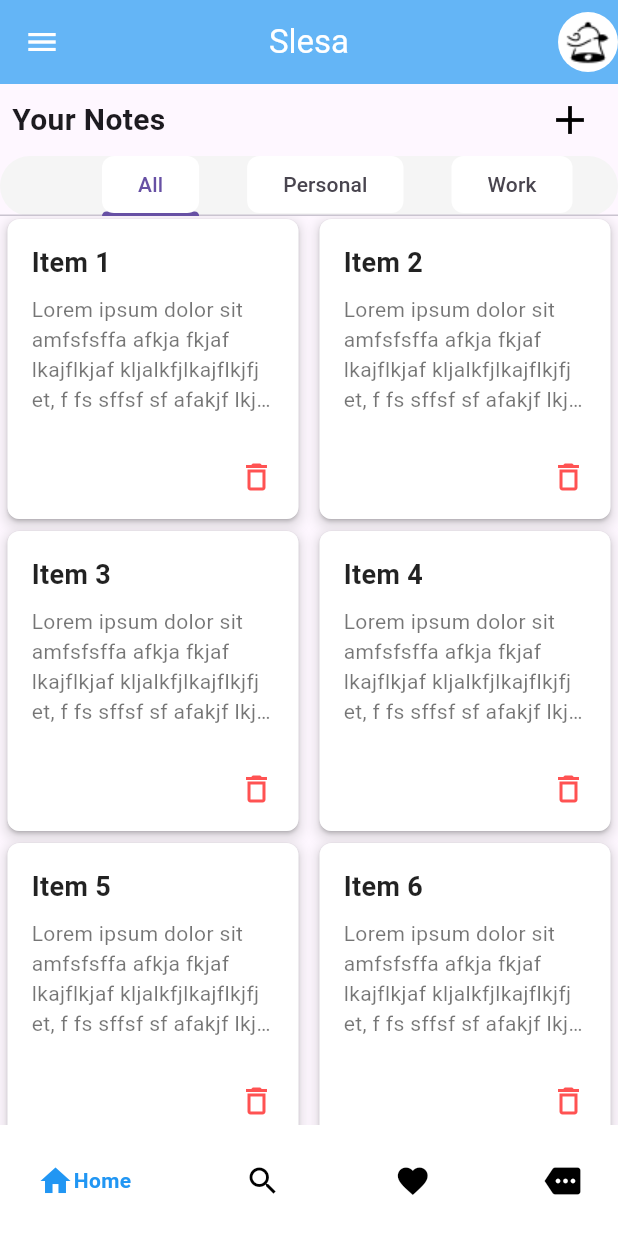
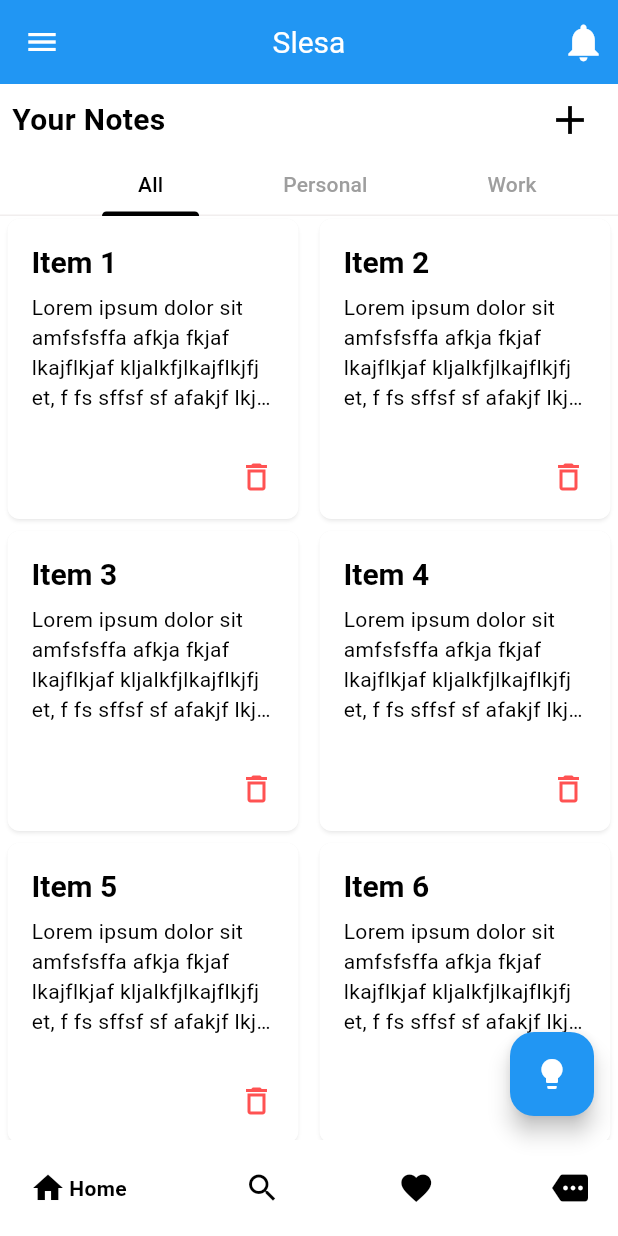
Before and after one commit to VikramRathodk/slesa, a Flutter app: the screen it shows after launch, on a phone screen of 412 x 824 dp. Run offline on Flutter 3.47's test engine with Material 3 defaults, Android fonts, the phone set to English and light mode, and no system bars; drawn by our look-alikes of google_nav_bar; our stand-ins replace flutter_switch; key blocks and very long unbroken strings in the code were emptied for the run.

Commit message:
implemented dark and light theme

```diff
--- /dev/null
+++ b/lib/Themes/theme.dart
@@ -0,0 +1,120 @@
+import 'package:flutter/material.dart';
+import 'package:flutter/services.dart';
+
+class ThemeClass {
+  // Consistent and well-named color constants
+  static const Color lightPrimary = Colors.blue;
+  static const Color lightPrimaryVariant = Color.fromARGB(255, 85, 107, 130);
+  static const Color lightAccent = Color.fromARGB(255, 147, 193, 228);
+  static const Color lightBackground = Colors.white;
+  static const Color lightSurface = Colors.white;
+
+  static const Color darkPrimary = Color.fromARGB(255, 0, 3, 5);
+  static const Color darkPrimaryVariant = Color.fromARGB(255, 20, 25, 30);
+  static const Color darkAccent = Color.fromARGB(255, 25, 29, 32);
+  static const Color darkBackground = Color(0xFF121212);
+  static const Color darkSurface = Color(0xFF1E1E1E);
+
+  static final ThemeData lightTheme = ThemeData(
+    useMaterial3: true,
+    scaffoldBackgroundColor: lightBackground,
+    appBarTheme: const AppBarTheme(
+      color: lightPrimary,
+      iconTheme: IconThemeData(color: Colors.white),
+      titleTextStyle: TextStyle(color: Colors.white, fontSize: 20.0),
+      systemOverlayStyle: SystemUiOverlayStyle(
+        statusBarColor: lightPrimary,
+        statusBarIconBrightness: Brightness.light,
+        statusBarBrightness: Brightness.light,
+      ),
+    ),
+    colorScheme: const ColorScheme.light(
+      primary: lightPrimary,
+      secondary: lightAccent,
+      background: lightBackground,
+      surface: lightSurface,
+      onBackground: Color.fromARGB(255, 241, 238, 238),
+      onSurface: Colors.black,
+    ),
+    tabBarTheme: TabBarTheme(
+      indicatorColor: Colors.black,
+      labelColor: Colors.black,
+      unselectedLabelColor: Colors.grey,
+    ),
+    textTheme: const TextTheme(
+      headline1: TextStyle(
+          fontSize: 24.0, fontWeight: FontWeight.bold, color: Colors.black),
+      headline6: TextStyle(
+          fontSize: 20.0, fontWeight: FontWeight.bold, color: Colors.black),
+      bodyText1: TextStyle(fontSize: 16.0, color: Colors.black),
+      bodyText2: TextStyle(fontSize: 14.0, color: Colors.black),
+    ),
+    cardTheme: CardTheme(
+      elevation: 4,
+      shadowColor: lightBackground.withOpacity(0.5),
+      color: lightBackground,
+    ),
+    dividerColor: Colors.grey.shade400,
+    errorColor: Colors.red,
+    bottomNavigationBarTheme: BottomNavigationBarThemeData(
+      selectedItemColor: darkPrimary,
+      unselectedItemColor: Colors.grey,
+      selectedLabelStyle: const TextStyle(fontWeight: FontWeight.bold),
+      backgroundColor: lightPrimary,
+    ),
+    floatingActionButtonTheme: const FloatingActionButtonThemeData(
+      backgroundColor: lightPrimary,
+    )
+  );
+
+  static final ThemeData darkTheme = ThemeData(
+    useMaterial3: true,
+    scaffoldBackgroundColor: darkBackground,
+    appBarTheme: const AppBarTheme(
+      color: darkPrimary,
+      iconTheme: IconThemeData(color: Colors.white),
+      titleTextStyle: TextStyle(color: Colors.white, fontSize: 20.0),
+      systemOverlayStyle: SystemUiOverlayStyle(
+        statusBarColor: darkPrimary,
+        statusBarIconBrightness: Brightness.light,
+        // For Android (dark icons)
+        statusBarBrightness: Brightness.dark,
+      ),
+    ),
+    tabBarTheme: TabBarTheme(
+      indicatorColor: Colors.white,
+      labelColor: Colors.white,
+      unselectedLabelColor: Colors.grey,
+    ),
+    cardTheme: CardTheme(
+      color: darkBackground,
+    ),
+    colorScheme: const ColorScheme.dark(
+      primary: darkPrimary,
+      secondary: darkAccent,
+      background: darkBackground,
+      surface: darkSurface,
+      onBackground: Colors.white,
+      onSurface: Colors.white,
+    ),
+    textTheme: const TextTheme(
+      headline1: TextStyle(
+          fontSize: 24.0, fontWeight: FontWeight.bold, color: Colors.white),
+      headline6: TextStyle(
+          fontSize: 20.0, fontWeight: FontWeight.bold, color: Colors.white),
+      bodyText1: TextStyle(fontSize: 16.0, color: Colors.white),
+      bodyText2: TextStyle(fontSize: 14.0, color: Colors.white),
+    ),
+    dividerColor: Colors.grey.shade800,
+    errorColor: Colors.redAccent,
+    bottomNavigationBarTheme: BottomNavigationBarThemeData(
+      selectedItemColor: lightPrimary,
+      unselectedItemColor: const Color.fromARGB(255, 15, 0, 0),
+      selectedLabelStyle: const TextStyle(fontWeight: FontWeight.bold),
+      backgroundColor: Colors.white,
+    ),
+    floatingActionButtonTheme: const FloatingActionButtonThemeData(
+      backgroundColor: Colors.white,
+    )
+  );
+}
--- a/lib/homepage.dart
+++ b/lib/homepage.dart
@@ -11,7 +11,9 @@ import 'package:google_nav_bar/google_nav_bar.dart';
 import 'package:flutter_switch/flutter_switch.dart';
 
 class HomePage extends StatefulWidget {
-  const HomePage({super.key});
+    final VoidCallback toggleTheme;
+
+  const HomePage({super.key,required this.toggleTheme});
 
   @override
   State<HomePage> createState() => _HomePageState();
@@ -34,8 +36,6 @@ class _HomePageState extends State<HomePage> {
         child: Column(
           children: [
             DrawerHeader(
-              decoration:
-                  BoxDecoration(color: Color.fromARGB(255, 255, 255, 255)),
               child: Row(
                 children: [
                   CircleAvatar(
@@ -48,34 +48,30 @@ class _HomePageState extends State<HomePage> {
                     child: ListTile(
                       title: Text(
                         "Header Drawer",
-                        style: TextStyle(
-                            color: const Color.fromARGB(255, 24, 1, 1)),
                       ),
                     ),
                   ),
-                  FlutterSwitch(
-                    width: 65.0,
-                    height: 30.0,
-                    valueFontSize: 15.0,
-                    toggleSize: 15.0,
-                    value: status,
-                    borderRadius: 10.0,
-                    duration: Duration(milliseconds: 200),
-                    showOnOff: true,
-                    onToggle: (val) {
-                      setState(() {
-                        status = val;
-
-                      });
-                    },
-                  ),
+                  // FlutterSwitch(
+                  //   width: 65.0,
+                  //   height: 30.0,
+                  //   valueFontSize: 15.0,
+                  //   toggleSize: 15.0,
+                  //   value: status,
+                  //   borderRadius: 10.0,
+                  //   duration: Duration(milliseconds: 200),
+                  //   showOnOff: true,
+                  //   onToggle: (val) {
+                  //     setState(() {
+                  //       status = val;
+                  //     });
+                  //   },
+                  // ),
                 ],
               ),
             ),
             Container(
               margin: EdgeInsets.only(top: 2.0),
               decoration: BoxDecoration(
-                color: Colors.white,
                 borderRadius: BorderRadius.vertical(
                   top: Radius.circular(4),
                   bottom: Radius.circular(4),
@@ -97,7 +93,6 @@ class _HomePageState extends State<HomePage> {
                 top: 2.0,
               ),
               decoration: BoxDecoration(
-                color: Colors.white,
                 borderRadius: BorderRadius.vertical(
                   top: Radius.circular(4),
                   bottom: Radius.circular(4),
@@ -117,7 +112,6 @@ class _HomePageState extends State<HomePage> {
             Container(
               margin: EdgeInsets.only(top: 2.0),
               decoration: BoxDecoration(
-                color: Colors.white,
                 borderRadius: BorderRadius.vertical(
                   top: Radius.circular(4),
                   bottom: Radius.circular(4),
@@ -151,9 +145,17 @@ class _HomePageState extends State<HomePage> {
         ),
       ),
       body: _buildFragment(),
+      floatingActionButton: FloatingActionButton(
+        onPressed: () {
+          widget.toggleTheme();
+        },
+        child: Icon(Icons.lightbulb),
+      ),
       bottomNavigationBar: GNav(
-        activeColor: Colors.blue,
-        backgroundColor: Colors.white,
+        gap: 2,
+        padding: EdgeInsets.symmetric(horizontal: 20, vertical: 20),
+        haptic: true,
+        curve: Curves.easeOutExpo,
         tabs: [
           GButton(
             icon: Icons.home,
--- a/lib/main.dart
+++ b/lib/main.dart
@@ -1,9 +1,11 @@
+import 'package:Note/Themes/theme.dart';
 import 'package:Note/homepage.dart';
 import 'package:flutter/material.dart';
 
 void main() {
   runApp(const MyApp());
 }
+
 class MyApp extends StatefulWidget {
   const MyApp({super.key});
 
@@ -12,14 +14,21 @@ class MyApp extends StatefulWidget {
 }
 
 class _MyAppState extends State<MyApp> {
+  bool _isDarkMode = false;
+
+
   @override
   Widget build(BuildContext context) {
     return MaterialApp(
+      theme: _isDarkMode ? ThemeClass.darkTheme : ThemeClass.lightTheme,
       debugShowCheckedModeBanner: false,
-      theme: ThemeData(
-        primaryColor: Colors.blue.shade300,
+      home:  HomePage(
+        toggleTheme: () {
+          setState(() {
+            _isDarkMode = !_isDarkMode;
+          });
+        },
       ),
-      home: HomePage(),
 
     );
   }
--- a/lib/pages/HomePageFragment.dart
+++ b/lib/pages/HomePageFragment.dart
@@ -48,7 +48,6 @@ class _HomePageFragmentState extends State<HomePageFragment>
                 IconButton(
                   icon: Icon(
                     Icons.add,
-                    color: Colors.black,
                     size: 32,
                   ),
                   onPressed: () {
@@ -65,7 +64,6 @@ class _HomePageFragmentState extends State<HomePageFragment>
             padding: EdgeInsets.symmetric(horizontal: 0.0),
             decoration: BoxDecoration(
               borderRadius: BorderRadius.circular(20),
-              color: Colors.grey[100],
             ),
             child: TabBar(
               controller: _tabController,
@@ -76,7 +74,6 @@ class _HomePageFragmentState extends State<HomePageFragment>
                     (e) => Container(
                       height: 40,
                       decoration: BoxDecoration(
-                          color: Colors.white,
                           borderRadius: BorderRadius.circular(8.0)),
                       padding: EdgeInsets.symmetric(horizontal: 24.0),
                       child: Tab(text: e.CategoryName),
--- a/lib/utility/appbar.dart
+++ b/lib/utility/appbar.dart
@@ -1,3 +1,5 @@
+// ignore_for_file: prefer_const_constructors, prefer_const_literals_to_create_immutables
+
 import 'package:flutter/material.dart';
 
 class MyAppBar extends StatefulWidget implements PreferredSizeWidget {
@@ -18,10 +20,10 @@ class _MyAppBarState extends State<MyAppBar> {
     return AppBar(
       title: Text(
         "Slesa",
-        style: TextStyle(color: Colors.white),
+        style: Theme.of(context).appBarTheme.titleTextStyle,
       ),
       leading: IconButton(
-        icon: Icon(Icons.menu, color: Colors.white),
+        icon: Icon(Icons.menu),
         onPressed: () {
           if (widget.scaffoldKey.currentState != null) {
             if (widget.scaffoldKey.currentState!.isDrawerOpen) {
@@ -32,14 +34,11 @@ class _MyAppBarState extends State<MyAppBar> {
           }
         },
       ),
-      backgroundColor: Colors.blue.shade300,
       centerTitle: true,
       actions: [
-        CircleAvatar(
-          backgroundColor: Colors.white,
-          child: Image(
-            image: AssetImage('assets/images/notification-bell.png'),
-          ),
+        Padding(
+          padding: const EdgeInsets.all(8.0),
+          child: Icon(Icons.notifications, size: 30),
         )
       ],
     );
--- a/lib/utility/notecard.dart
+++ b/lib/utility/notecard.dart
@@ -5,55 +5,36 @@ class NoteCard extends StatelessWidget {
   final String content;
   final Function onDelete;
 
-  NoteCard({
+  const NoteCard({
+    Key? key,
     required this.title,
     required this.content,
     required this.onDelete,
-  });
+  }) : super(key: key);
 
   @override
   Widget build(BuildContext context) {
     return Card(
       elevation: 1,
-      margin: EdgeInsets.symmetric(horizontal: 5,vertical: 2),
+      margin: EdgeInsets.symmetric(horizontal: 5, vertical: 2),
       shape: RoundedRectangleBorder(
         borderRadius: BorderRadius.circular(8),
       ),
-      child: Container(
-        decoration: BoxDecoration(
-          borderRadius: BorderRadius.circular(8),
-          color: Colors.white,
-          boxShadow: [
-            BoxShadow(
-              color: Colors.grey.withOpacity(0.3),
-              spreadRadius: 2,
-              blurRadius: 5,
-              offset: Offset(0, 3),
-            ),
-          ],
-        ),
       child: Padding(
-          padding: EdgeInsets.all(16),
+        padding: const EdgeInsets.all(16),
         child: Column(
           crossAxisAlignment: CrossAxisAlignment.start,
           children: [
             Text(
               title,
-                style: TextStyle(
-                  fontSize: 18,
-                  fontWeight: FontWeight.bold,
-                  color: Colors.black87,
-                ),
+              style: Theme.of(context).textTheme.headline6,
             ),
             SizedBox(height: 8),
             Expanded(
               child: SingleChildScrollView(
                 child: Text(
                   content,
-                    style: TextStyle(
-                      fontSize: 14,
-                      color: Colors.black54,
-                    ),
+                  style: Theme.of(context).textTheme.bodyText2,
                   maxLines: 4,
                   overflow: TextOverflow.ellipsis,
                 ),
@@ -75,7 +56,6 @@ class NoteCard extends StatelessWidget {
           ],
         ),
       ),
-      ),
     );
   }
 }
```
Lines whose indentation alone changed are shown as unchanged.
